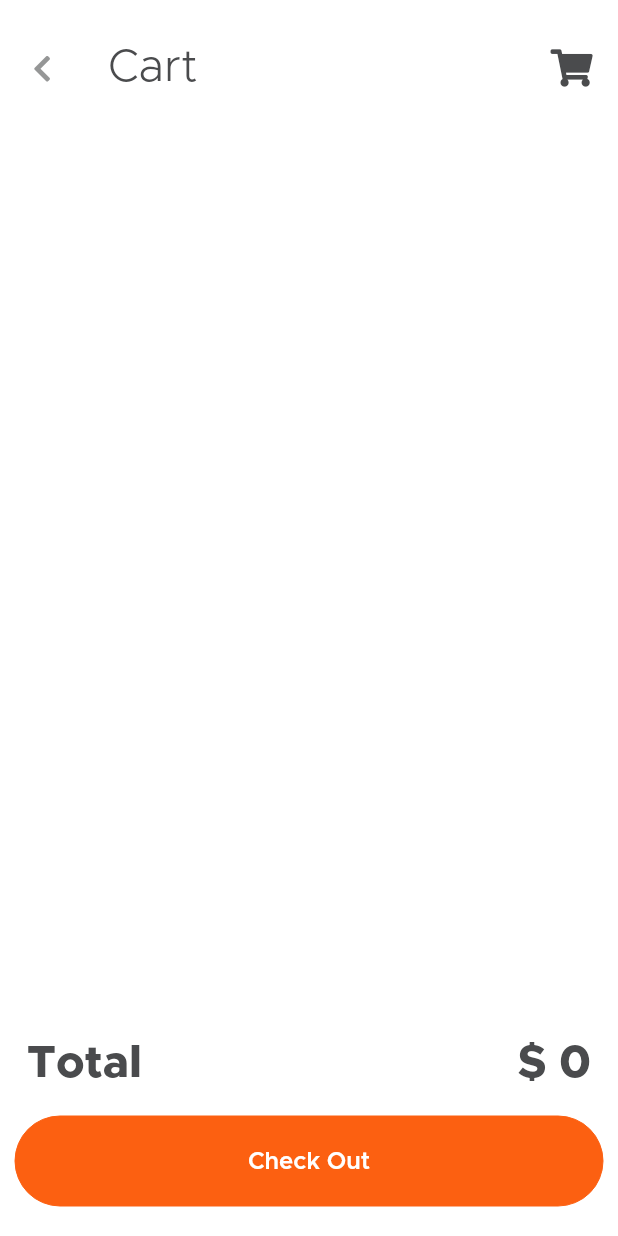
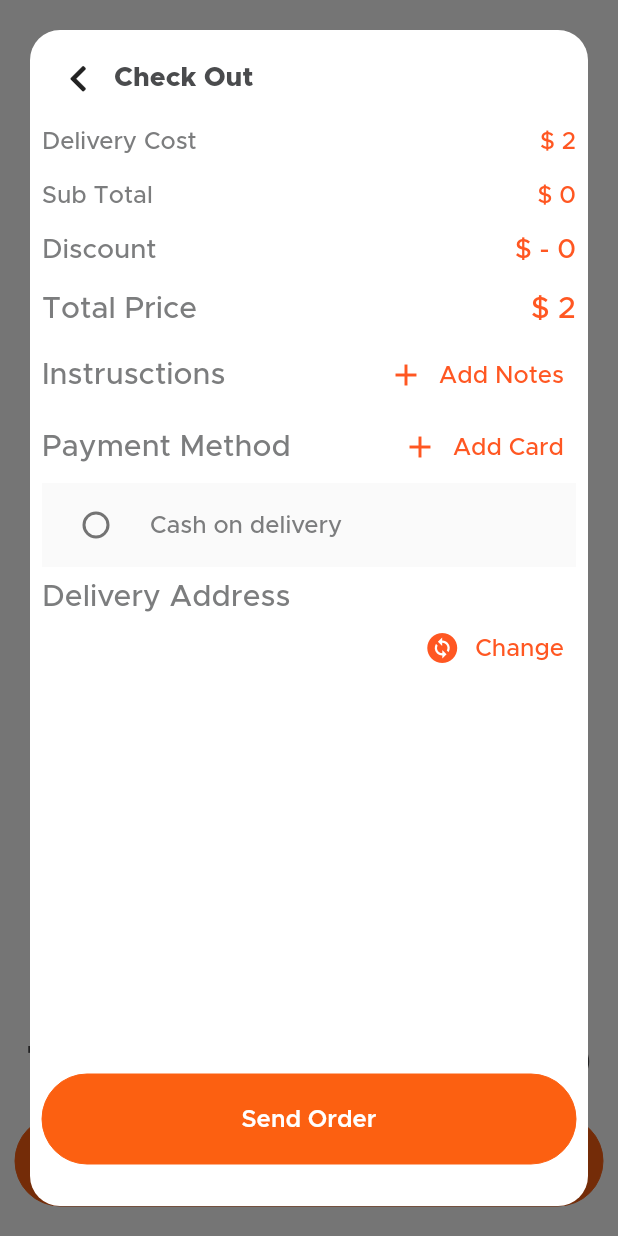
Before and after one commit to mazenmohamed56/Meal-Monkey_Food_Delivery_App, a Flutter app: the CartScreen screen opened directly, after a tap on "Check Out", on a phone screen of 412 x 824 dp. Run offline on Flutter 3.47's test engine with Material 2 defaults, Android fonts, the phone set to English and light mode, and no system bars; our stand-ins replace bloc, cloud_firestore, firebase_auth, firebase_core, firebase_storage, flutter_bloc and 10 more; missing offline and left inert: flutter_login_facebook; accounts and stored records are empty.

Commit message:
checkOutScreen

```diff
--- a/lib/layouts/HomeScreen/cubit/cubit.dart
+++ b/lib/layouts/HomeScreen/cubit/cubit.dart
@@ -15,7 +15,6 @@ import 'package:meal_monkey/modules/OffersScreen/offers_screen.dart';
 import 'package:meal_monkey/modules/ProfileScreen/profile_screen.dart';
 import 'package:meal_monkey/shared/Network/local/sharedPreferences.dart';
 import 'package:firebase_storage/firebase_storage.dart' as firebase_storage;
-import 'package:meal_monkey/shared/Network/local/databaseHelper.dart';
 import 'package:meal_monkey/shared/components/constants.dart';
 
 class HomeCubit extends Cubit<HomeScreenStates> {
--- a/lib/modules/CartScreen/cart_screen.dart
+++ b/lib/modules/CartScreen/cart_screen.dart
@@ -6,16 +6,16 @@ import 'package:meal_monkey/modules/CartScreen/cubit/states.dart';
 import 'package:meal_monkey/shared/components/components.dart';
 import 'package:meal_monkey/shared/styles/colors.dart';
 
+import 'check_out_dialog.dart';
+
 class CartScreen extends StatelessWidget {
   @override
   Widget build(BuildContext context) {
-    return BlocProvider(
-      create: (BuildContext context) => CartScreenCubit()..getdata(),
-      child: BlocConsumer<CartScreenCubit, CartScreenStates>(
+    var cubit = CartScreenCubit.get(context);
+    cubit.getdata();
+    return BlocConsumer<CartScreenCubit, CartScreenStates>(
         listener: (context, state) {},
         builder: (BuildContext context, state) {
-            var cubit = CartScreenCubit.get(context);
-
           return Scaffold(
             appBar: PreferredSize(
               preferredSize: Size.fromHeight(70),
@@ -31,16 +31,6 @@ class CartScreen extends StatelessWidget {
                     'Cart',
                     style: Theme.of(context).textTheme.headline3,
                   ),
-                    actionsIconTheme: IconThemeData(color: primaryFontColor),
-                    actions: [
-                      Padding(
-                        padding: const EdgeInsetsDirectional.only(end: 20.0),
-                        child: Icon(
-                          FontAwesomeIcons.shoppingCart,
-                          size: 25,
-                        ),
-                      )
-                    ],
                 ),
               ),
             ),
@@ -65,6 +55,9 @@ class CartScreen extends StatelessWidget {
                         ),
                       ),
                     ),
+                    SizedBox(
+                      height: 20,
+                    ),
                     Padding(
                       padding: const EdgeInsets.symmetric(horizontal: 8.0),
                       child: Row(
@@ -84,7 +77,7 @@ class CartScreen extends StatelessWidget {
                     ),
                     defaultButton(
                       function: () {
-                          CartScreenCubit.get(context).checkOut();
+                        checkOutDialog(context);
                       },
                       text: 'Check Out',
                       radius: 30,
@@ -98,8 +91,7 @@ class CartScreen extends StatelessWidget {
               ),
             ),
           );
-          }),
-    );
+        });
   }
 
   Widget buildCartItem(CartScreenCubit cubit, int index, BuildContext context) {
--- /dev/null
+++ b/lib/modules/CartScreen/check_out_dialog.dart
@@ -0,0 +1,260 @@
+import 'package:flutter/material.dart';
+import 'package:flutter_bloc/flutter_bloc.dart';
+import 'package:font_awesome_flutter/font_awesome_flutter.dart';
+import 'package:meal_monkey/layouts/HomeScreen/cubit/cubit.dart';
+import 'package:meal_monkey/modules/CartScreen/cubit/cubit.dart';
+import 'package:meal_monkey/modules/CartScreen/cubit/states.dart';
+import 'package:meal_monkey/shared/components/components.dart';
+import 'package:meal_monkey/shared/styles/colors.dart';
+
+Future<dynamic> checkOutDialog(BuildContext context) {
+  return showDialog(
+      context: context, builder: (context) => new MydialogContent());
+}
+
+class MydialogContent extends StatelessWidget {
+  @override
+  Widget build(BuildContext context) {
+    return BlocConsumer<CartScreenCubit, CartScreenStates>(
+      listener: (context, state) {},
+      builder: (context, state) {
+        var cubit = CartScreenCubit.get(context);
+        var notesController;
+
+        return Padding(
+          padding: const EdgeInsets.all(20.0),
+          child: Container(
+            decoration: BoxDecoration(
+                color: Colors.white, borderRadius: BorderRadius.circular(20)),
+            child: Padding(
+              padding: const EdgeInsets.all(8.0),
+              child: Column(
+                crossAxisAlignment: CrossAxisAlignment.start,
+                children: [
+                  Material(
+                    color: Colors.white,
+                    child: Row(
+                      children: [
+                        IconButton(
+                          onPressed: () {
+                            Navigator.pop(context);
+                          },
+                          icon: Icon(
+                            FontAwesomeIcons.chevronLeft,
+                            size: 20,
+                          ),
+                        ),
+                        Text('Check Out',
+                            style: Theme.of(context)
+                                .textTheme
+                                .headline1!
+                                .copyWith(fontSize: 18))
+                      ],
+                    ),
+                  ),
+                  Container(
+                    color: Colors.grey[200],
+                    child: ListView.separated(
+                        shrinkWrap: true,
+                        itemBuilder: (context, index) => Padding(
+                              padding: const EdgeInsets.symmetric(vertical: 5),
+                              child: Container(
+                                child: Row(
+                                  mainAxisAlignment:
+                                      MainAxisAlignment.spaceBetween,
+                                  children: [
+                                    Text(
+                                      '${cubit.cartItems[index].title} X ${cubit.cart[index]['itemCount']}',
+                                      style:
+                                          Theme.of(context).textTheme.bodyText1,
+                                    ),
+                                    Text(
+                                      '\$ ${cubit.cart[index]['totalPrice']}',
+                                      style:
+                                          Theme.of(context).textTheme.bodyText1,
+                                    )
+                                  ],
+                                ),
+                              ),
+                            ),
+                        separatorBuilder: (context, index) => mySeparator(),
+                        itemCount: cubit.cartItems.length),
+                  ),
+                  detailsRow(context, 'Delivery Cost', '2', 16.0),
+                  detailsRow(context, 'Sub Total',
+                      cubit.cartTotalprice.toString(), 16.0),
+                  detailsRow(context, 'Discount', '- 0', 18.0),
+                  detailsRow(context, 'Total Price',
+                      (cubit.cartTotalprice + 2).toString(), 20.0),
+                  detailsRowWithTextButton(
+                      context: context,
+                      title: 'Instrusctions',
+                      subTitle: 'Add Notes',
+                      icon: Icons.add,
+                      function: () {
+                        showDialog(
+                            context: context,
+                            builder: (context) => Container(
+                                  child: Material(
+                                    clipBehavior: Clip.antiAliasWithSaveLayer,
+                                    child: Expanded(
+                                      child: Column(
+                                        crossAxisAlignment:
+                                            CrossAxisAlignment.start,
+                                        children: [
+                                          Row(
+                                            children: [
+                                              IconButton(
+                                                onPressed: () {
+                                                  Navigator.pop(context);
+                                                },
+                                                icon: Icon(
+                                                  FontAwesomeIcons.chevronLeft,
+                                                  size: 20,
+                                                ),
+                                              ),
+                                              Text('Add Notes',
+                                                  style: Theme.of(context)
+                                                      .textTheme
+                                                      .headline1!
+                                                      .copyWith(fontSize: 18))
+                                            ],
+                                          ),
+                                          TextFormField(
+                                            controller: notesController,
+                                            minLines: 1,
+                                            maxLines: 8,
+                                            decoration: InputDecoration(
+                                              hintText:
+                                                  'What\'s  on your mind ?',
+                                              border: InputBorder.none,
+                                            ),
+                                          ),
+                                        ],
+                                      ),
+                                    ),
+                                  ),
+                                ));
+                      }),
+                  detailsRowWithTextButton(
+                      context: context,
+                      title: 'Payment Method',
+                      subTitle: 'Add Card',
+                      icon: Icons.add,
+                      function: () {}),
+                  Material(
+                    child: ListView(
+                      shrinkWrap: true,
+                      children: [
+                        RadioListTile(
+                            value: 0,
+                            title: Text('Cash on delivery',
+                                style: Theme.of(context)
+                                    .textTheme
+                                    .bodyText1!
+                                    .copyWith(fontSize: 16)),
+                            groupValue: cubit.paymentMethodRadioSelectedValue,
+                            onChanged: (value) => cubit.changeRadioValue(value))
+                      ],
+                    ),
+                  ),
+                  const SizedBox(
+                    height: 10,
+                  ),
+                  Text('Delivery Address',
+                      style: Theme.of(context)
+                          .textTheme
+                          .bodyText1!
+                          .copyWith(fontSize: 20)),
+                  detailsRowWithTextButton(
+                      context: context,
+                      title: '${HomeCubit.get(context).model.address}',
+                      subTitle: 'Change',
+                      fontSize: 18,
+                      icon: Icons.change_circle,
+                      function: () {}),
+                  Expanded(
+                      child: Container(
+                          child: Align(
+                              alignment: Alignment.bottomCenter,
+                              child: defaultButton(
+                                  radius: 30,
+                                  isUpperCase: false,
+                                  function: () {
+                                    cubit.sendOrder();
+                                    Navigator.pop(context);
+                                  },
+                                  text: "Send Order")))),
+                  const SizedBox(
+                    height: 20,
+                  ),
+                ],
+              ),
+            ),
+          ),
+        );
+      },
+    );
+  }
+}
+
+Widget detailsRowWithTextButton(
+    {required BuildContext context,
+    required String title,
+    required String subTitle,
+    TextEditingController? notesController,
+    double fontSize = 20,
+    IconData? icon,
+    required Function function}) {
+  return Row(
+    mainAxisAlignment: MainAxisAlignment.spaceBetween,
+    children: [
+      Text(
+        '$title',
+        style: Theme.of(context).textTheme.bodyText1!.copyWith(fontSize: 20),
+      ),
+      TextButton(
+        onPressed: () {
+          function();
+        },
+        child: Row(
+          children: [
+            Icon(
+              icon,
+              color: defaultColor,
+            ),
+            const SizedBox(
+              width: 10,
+            ),
+            Text('$subTitle',
+                style: Theme.of(context)
+                    .textTheme
+                    .bodyText1!
+                    .copyWith(fontSize: 16, color: defaultColor)),
+          ],
+        ),
+      )
+    ],
+  );
+}
+
+Widget detailsRow(
+    BuildContext context, String title, String data, double fontSize) {
+  return Padding(
+    padding: const EdgeInsets.symmetric(vertical: 10),
+    child: Row(mainAxisAlignment: MainAxisAlignment.spaceBetween, children: [
+      Text(
+        '$title',
+        style:
+            Theme.of(context).textTheme.bodyText1!.copyWith(fontSize: fontSize),
+      ),
+      Text(
+        '\$ $data',
+        style: Theme.of(context)
+            .textTheme
+            .bodyText1!
+            .copyWith(fontSize: fontSize, color: defaultColor),
+      ),
+    ]),
+  );
+}
--- a/lib/modules/CartScreen/cubit/cubit.dart
+++ b/lib/modules/CartScreen/cubit/cubit.dart
@@ -11,7 +11,10 @@ class CartScreenCubit extends Cubit<CartScreenStates> {
   List<ItemModel> cartItems = [];
   DatabaseHelper db = DatabaseHelper();
   num cartTotalprice = 0;
+  int paymentMethodRadioSelectedValue = -1;
   getdata() async {
+    cart = [];
+    cartItems = [];
     emit(GetCartDataLoading());
     db.getdata().then((value) {
       value.forEach((e) {
@@ -36,7 +39,7 @@ class CartScreenCubit extends Cubit<CartScreenStates> {
   updateCartItem({
     required String typeOfChange,
     required int index,
-    required int pricePerPortion,
+    required num pricePerPortion,
   }) {
     int itemcount = cart[index]['itemCount'];
     if (typeOfChange == '-') {
@@ -82,11 +85,16 @@ class CartScreenCubit extends Cubit<CartScreenStates> {
     db.delteData(id: id);
   }
 
-  checkOut() {
+  sendOrder() {
     db.delete();
     cart = [];
     cartItems = [];
     cartTotalprice = 0;
     emit(GetCartDataLoading());
   }
+
+  changeRadioValue(value) {
+    paymentMethodRadioSelectedValue = value;
+    emit(ChangeRadioValueState());
+  }
 }
--- a/lib/modules/CartScreen/cubit/states.dart
+++ b/lib/modules/CartScreen/cubit/states.dart
@@ -7,4 +7,7 @@ class GetCartDataSuccess extends CartScreenStates {}
 class GetCartDataLoading extends CartScreenStates {}
 
 class UpdateCartSuccessState extends CartScreenStates {}
+
 class DeletItemSuccessState extends CartScreenStates {}
+
+class ChangeRadioValueState extends CartScreenStates {}
```
Also changed, not shown: lib/layouts/HomeScreen/home_layout.dart (+1 -13 lines), lib/main.dart (+15 -13 lines), lib/models/order_data_model.dart (added, +82 -0 lines), lib/modules/OffersScreen/offers_screen.dart (+6 -16 lines), lib/modules/item Details Screen/item_details_sceen.dart (+2 -20 lines), lib/modules/menu-Details-Screen/menu_detail_screen.dart (+1 -8 lines), lib/shared/components/components.dart (+19 -8 lines). Lines whose indentation alone changed are shown as unchanged.
